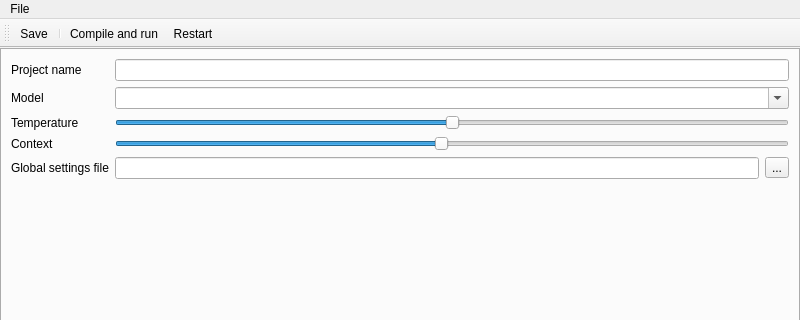
Qt form llama_stories.ui (almien1/OllamaStories) before a commit; both pictures show x 0 to 800 and y 0 to 320 of the 800 by 483 pixel window.
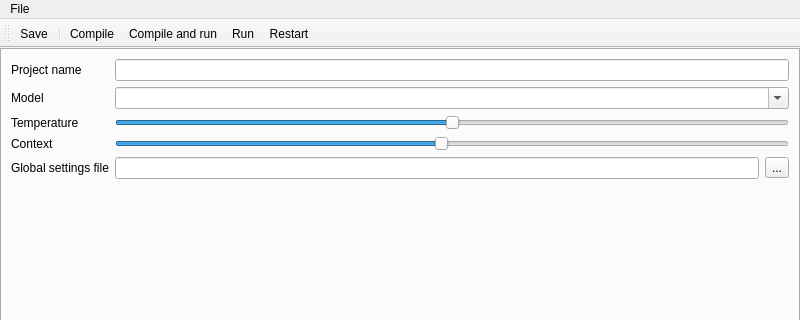
The same form after that commit. The open tabs and pages were chosen to show the change. Icons and pictures are not drawn.

Commit message: check compile worked

The edit to the form file:
```diff
--- a/llama_stories.ui
+++ b/llama_stories.ui
@@ -321,7 +321,7 @@
     <string>toolBar</string>
    </property>
    <property name="toolButtonStyle">
-    <enum>Qt::ToolButtonStyle::ToolButtonIconOnly</enum>
+    <enum>Qt::ToolButtonStyle::ToolButtonTextOnly</enum>
    </property>
    <attribute name="toolBarArea">
     <enum>TopToolBarArea</enum>
@@ -331,7 +331,9 @@
    </attribute>
    <addaction name="actionSave"/>
    <addaction name="separator"/>
+   <addaction name="actionCompile"/>
    <addaction name="actionCompileAndRun"/>
+   <addaction name="Run"/>
    <addaction name="actionRestart"/>
   </widget>
   <action name="actionOpenProject">
@@ -377,6 +379,28 @@
     <enum>QAction::MenuRole::NoRole</enum>
    </property>
   </action>
+  <action name="actionCompile">
+   <property name="icon">
+    <iconset theme="QIcon::ThemeIcon::ObjectRotateRight"/>
+   </property>
+   <property name="text">
+    <string>Compile</string>
+   </property>
+   <property name="menuRole">
+    <enum>QAction::MenuRole::NoRole</enum>
+   </property>
+  </action>
+  <action name="Run">
+   <property name="icon">
+    <iconset theme="QIcon::ThemeIcon::MediaPlaybackStart"/>
+   </property>
+   <property name="text">
+    <string>Run</string>
+   </property>
+   <property name="menuRole">
+    <enum>QAction::MenuRole::NoRole</enum>
+   </property>
+  </action>
  </widget>
  <resources/>
  <connections/>
```
Left out of the diff: 4 changed lines with no effect on the pictures. The commit also changes 4 other files.
